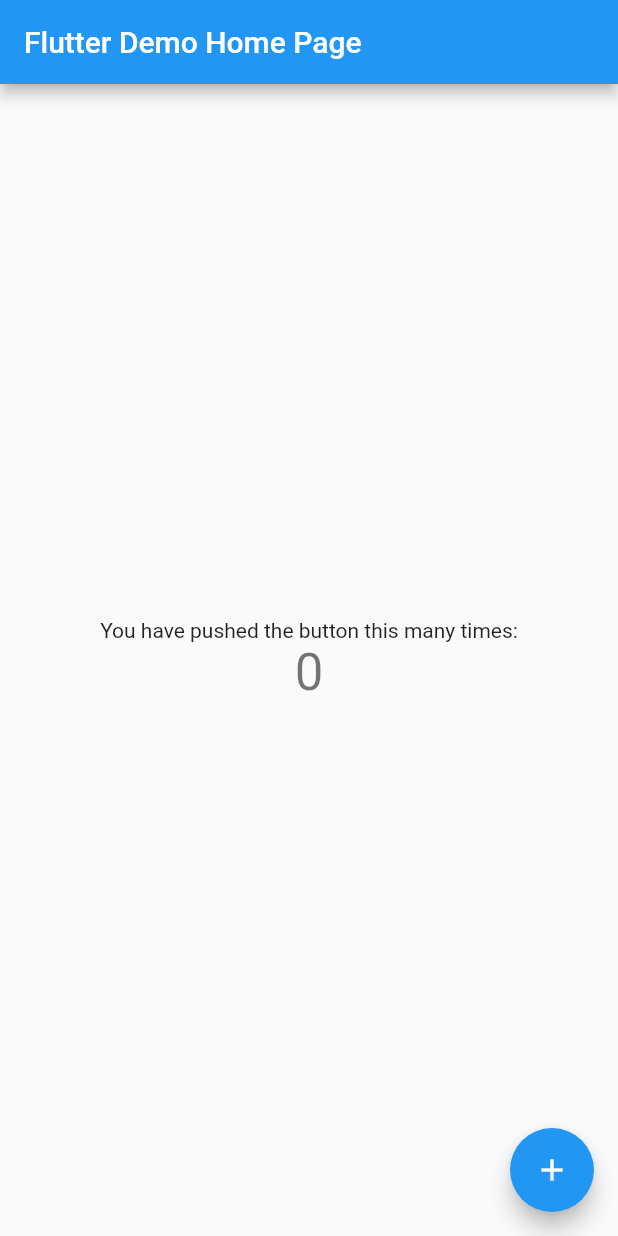
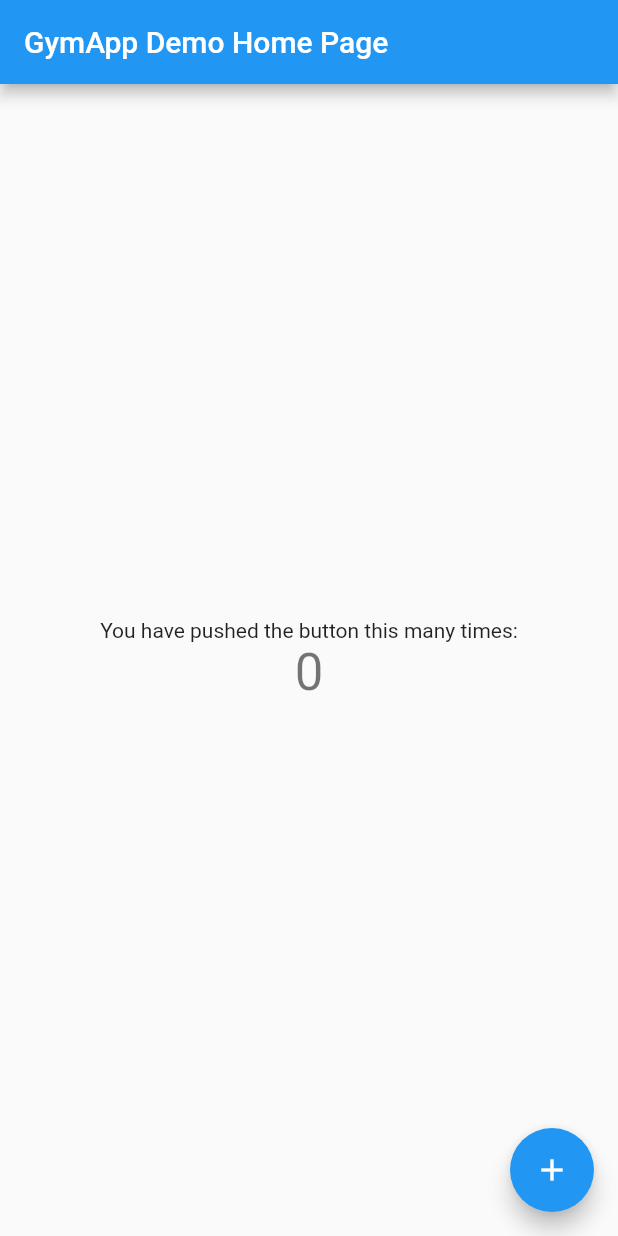
Before and after one commit to javibm/ProjectGymApp, a Flutter app: the screen it shows after launch, on a phone screen of 412 x 824 dp. Run offline on Flutter 3.47's test engine with Material 2 defaults, Android fonts, the phone set to English and light mode, and no system bars.

Commit message:
Big Bang

```diff
--- a/lib/main.dart
+++ b/lib/main.dart
@@ -21,7 +21,7 @@ class MyApp extends StatelessWidget {
         // counter didn't reset back to zero; the application is not restarted.
         primarySwatch: Colors.blue,
       ),
-      home: new MyHomePage(title: 'Flutter Demo Home Page'),
+      home: new MyHomePage(title: 'GymApp Demo Home Page'),
     );
   }
 }
```
